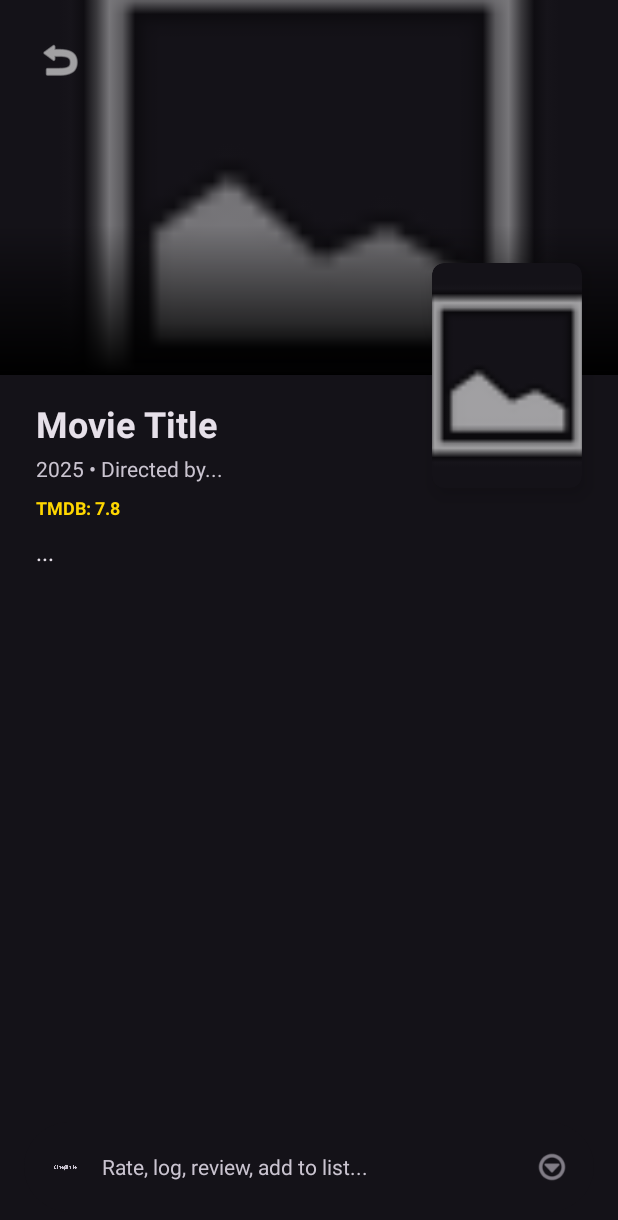
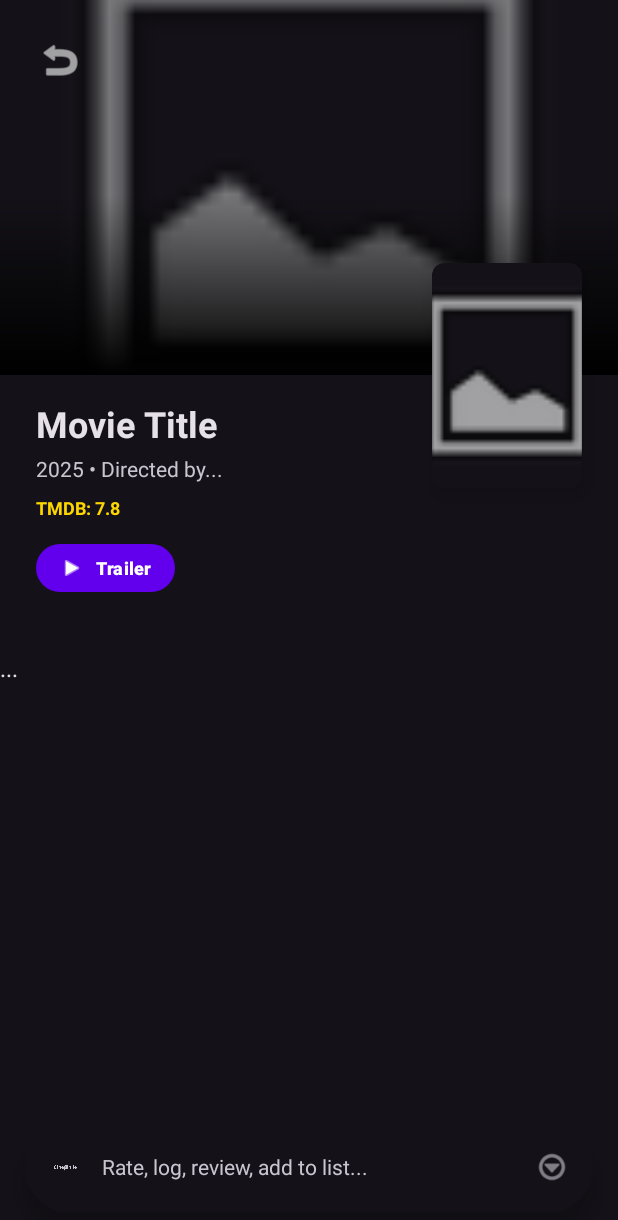
Before and after one commit to agharahimov/cinephile, an Android app: the DetailsFragment screen opened through its navigation route, on a phone screen of 412 x 824 dp. Shown: the top 1220 px of the screen. Run offline under Robolectric (Android 15) with nearby library versions, the phone set to English and light mode, and no system bars; our stand-ins replace Room's generated code, navigation-ui; pictures from the network do not load.

Commit message:
feat(details): implement movie trailer integration and UI updates
Added 'getMovieVideos' endpoint to TmdbApiService to fetch trailers.
- Updated MovieDto and MovieRepositoryImpl to filter for YouTube trailers.
- Extended Movie domain model and database entity to store 'trailerKey'.
- Added 'Trailer' button to fragment_details.xml.
- Implemented click logic in DetailsFragment to launch YouTube intent.
- Refactored ActionBottomSheet logic for better state handling.

```diff
--- a/app/src/main/java/com/example/cinephile/data/local/AppDatabase.kt
+++ b/app/src/main/java/com/example/cinephile/data/local/AppDatabase.kt
@@ -12,7 +12,7 @@ import androidx.room.RoomDatabase
         UserListEntity::class,
         UserListMovieCrossRef::class
     ],
-    version = 7,
+    version = 8,
     exportSchema = false
 )
 abstract class AppDatabase : RoomDatabase() {
--- a/app/src/main/java/com/example/cinephile/data/remote/TmdbApiService.kt
+++ b/app/src/main/java/com/example/cinephile/data/remote/TmdbApiService.kt
@@ -55,4 +55,11 @@ interface TmdbApiService {
         @Path("movie_id") movieId: Int,
         @Query("api_key") apiKey: String
     ): CreditsDto
+
+    // GET VIDEOS (Trailers)
+    @GET("movie/{movie_id}/videos")
+    suspend fun getMovieVideos(
+        @Path("movie_id") movieId: Int,
+        @Query("api_key") apiKey: String
+    ): VideoResponseDto
 }
--- a/app/src/main/java/com/example/cinephile/domain/model/Movie.kt
+++ b/app/src/main/java/com/example/cinephile/domain/model/Movie.kt
@@ -16,5 +16,6 @@ data class Movie(
     val rating: Double = 0.0,
     val director: String = "",
     val genres: List<Int> = emptyList(),
-    val userRating: Double = 0.0
+    val userRating: Double = 0.0,
+    val trailerKey: String? = null
 )
--- a/app/src/main/res/layout/fragment_details.xml
+++ b/app/src/main/res/layout/fragment_details.xml
@@ -33,10 +33,10 @@
                 android:alpha="0.7"
                 app:layout_constraintTop_toTopOf="parent" />
 
-            <!-- Gradient -->
+            <!-- Gradient Overlay (Crucial for text visibility) -->
             <View
                 android:layout_width="match_parent"
-                android:layout_height="100dp"
+                android:layout_height="120dp"
                 android:background="@drawable/bg_gradient_black_bottom"
                 app:layout_constraintBottom_toBottomOf="@id/ivBackdrop" />
 
@@ -61,7 +61,7 @@
                     android:src="@android:drawable/ic_menu_gallery" />
             </androidx.cardview.widget.CardView>
 
-            <!-- TITLE (Left Side) -->
+            <!-- TITLE -->
             <TextView
                 android:id="@+id/tvDetailTitle"
                 android:layout_width="0dp"
@@ -89,7 +89,7 @@
                 app:layout_constraintStart_toStartOf="@id/tvDetailTitle"
                 app:layout_constraintTop_toBottomOf="@id/tvDetailTitle" />
 
-            <!-- RATING (Small) -->
+            <!-- RATING (TMDB) -->
             <TextView
                 android:id="@+id/tvRatingText"
                 android:layout_width="wrap_content"
@@ -102,25 +102,45 @@
                 app:layout_constraintStart_toStartOf="@id/tvDetailTitle"
                 app:layout_constraintTop_toBottomOf="@id/tvDetailDate" />
 
-            <!-- SYNOPSIS (Tagline style) -->
+            <!-- TRAILER BUTTON (Fixed Alignment) -->
+            <!-- Moved to be BELOW the Rating, aligned LEFT -->
+            <com.google.android.material.button.MaterialButton
+                android:id="@+id/btnTrailer"
+                android:layout_width="wrap_content"
+                android:layout_height="40dp"
+                android:text="Trailer"
+                android:textSize="12sp"
+                android:textStyle="bold"
+                android:textColor="?attr/colorOnPrimary"
+                android:layout_marginTop="12dp"
+                android:paddingStart="16dp"
+                android:paddingEnd="16dp"
+                app:icon="@android:drawable/ic_media_play"
+                app:iconTint="?attr/colorOnPrimary"
+                app:iconSize="16dp"
+                app:backgroundTint="?attr/colorPrimary"
+                app:cornerRadius="20dp"
+                app:layout_constraintStart_toStartOf="@id/tvDetailTitle"
+                app:layout_constraintTop_toBottomOf="@id/tvRatingText" />
+            <!-- Using theme colors (Purple) instead of hardcoded white for better visibility -->
+
+            <!-- SYNOPSIS -->
             <TextView
                 android:id="@+id/tvDetailOverview"
                 android:layout_width="match_parent"
                 android:layout_height="wrap_content"
-                android:layout_marginTop="32dp"
-                android:layout_marginStart="24dp"
-                android:layout_marginEnd="24dp"
+                android:layout_marginTop="36dp"
+                android:lineSpacingExtra="6dp"
                 android:text="..."
                 android:textColor="?android:attr/textColorPrimary"
-                android:lineSpacingExtra="6dp"
                 android:textSize="15sp"
-                app:layout_constraintTop_toBottomOf="@id/cardPoster" />
+                app:layout_constraintTop_toBottomOf="@id/btnTrailer"
+                tools:layout_editor_absoluteX="24dp" /> <!-- Pushed down by Trailer button -->
 
         </androidx.constraintlayout.widget.ConstraintLayout>
     </androidx.core.widget.NestedScrollView>
 
-    <!-- BACK BUTTON (Fixed Top Left & Transparent) -->
-    <!-- Tint kept White because it sits on top of the Image -->
+    <!-- BACK BUTTON -->
     <ImageButton
         android:id="@+id/btnBack"
         android:layout_width="48dp"
@@ -139,6 +159,7 @@
         android:layout_height="60dp"
         android:layout_margin="16dp"
         app:cardCornerRadius="30dp"
+        app:cardElevation="8dp"
         app:cardBackgroundColor="?attr/colorSurface"
         app:layout_constraintBottom_toBottomOf="parent"
         app:layout_constraintStart_toStartOf="parent"
@@ -152,6 +173,7 @@
             android:paddingEnd="16dp"
             android:orientation="horizontal">
 
+            <!-- LOGO (Tinted for Theme) -->
             <ImageView
                 android:layout_width="24dp"
                 android:layout_height="24dp"
```
Also changed, not shown: app/src/main/java/com/example/cinephile/data/MovieRepositoryImpl.kt (+25 -20 lines), app/src/main/java/com/example/cinephile/data/remote/MovieDto.kt (+13 -0 lines), app/src/main/java/com/example/cinephile/ui/details/ActionBottomSheet.kt (+67 -20 lines), app/src/main/java/com/example/cinephile/ui/details/DetailsFragment.kt (+25 -5 lines), 1 other file.
